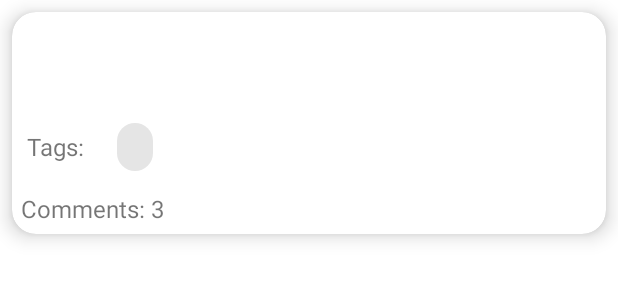
After one commit to devsia93/android-blog-admin, an Android app: the layout item_post.xml on its own in the app's theme, with its tools: preview values and no code run, on a phone screen of 412 x 824 dp. The commit adds this screen. Shown: the top 300 px of the screen. Run offline under Robolectric (Android 15) with nearby library versions, the phone set to English and light mode, and no system bars.

Commit message:
added models, adapter for recycleview with all posts in main activity, integrate retrofit with fakeapi on jsonplaceholder.

```diff
--- a/app/src/main/res/layout/activity_post.xml
+++ b/app/src/main/res/layout/activity_post.xml
@@ -4,7 +4,7 @@
     android:layout_width="wrap_content"
     android:layout_height="wrap_content"
     android:orientation="vertical"
-    tools:context=".ActivityPost">
+    tools:context=".activities.ActivityPost">
 
     <LinearLayout
         android:layout_width="match_parent"
@@ -12,17 +12,14 @@
         android:orientation="vertical">
 
         <include
-            android:id="@+id/layout_post_content_view"
             layout="@layout/layout_post_content_view"
             android:isScrollContainer="true" />
 
         <include
-            android:id="@+id/layout_tags_content_view"
             layout="@layout/layout_tags_content_view"
             android:isScrollContainer="true" />
 
         <include
-            android:id="@+id/layout_tags_content_view"
             layout="@layout/layout_comment"
             android:isScrollContainer="true" />
 
--- /dev/null
+++ b/app/src/main/res/layout/item_post.xml
@@ -0,0 +1,35 @@
+<?xml version="1.0" encoding="utf-8"?>
+<androidx.cardview.widget.CardView
+    xmlns:android="http://schemas.android.com/apk/res/android"
+    android:layout_width="match_parent"
+    android:layout_height="wrap_content"
+    xmlns:app="http://schemas.android.com/apk/res-auto"
+    xmlns:tools="http://schemas.android.com/tools"
+    app:cardElevation="8dp"
+    app:cardCornerRadius="16dp"
+    android:layout_margin="8dp"
+    android:layout_marginStart="8dp"
+    android:layout_marginEnd="8dp"
+    android:id="@+id/post_card.cv_post">
+
+    <LinearLayout
+        android:layout_width="match_parent"
+        android:layout_height="wrap_content"
+        android:orientation="vertical">
+
+        <include layout="@layout/layout_post_content_view"/>
+
+        <include layout="@layout/layout_tags_content_view"/>
+
+        <TextView
+            android:id="@+id/post_card.tv_comments_count"
+            android:layout_width="match_parent"
+            android:layout_height="wrap_content"
+            android:paddingBottom="6dp"
+            android:layout_marginStart="6dp"
+            android:textSize="16sp"
+            tools:text="Comments: 3"/>
+
+    </LinearLayout>
+
+</androidx.cardview.widget.CardView>
--- a/app/src/main/res/layout/layout_tags_content_view.xml
+++ b/app/src/main/res/layout/layout_tags_content_view.xml
@@ -1,9 +1,10 @@
 <?xml version="1.0" encoding="utf-8"?>
 <LinearLayout xmlns:android="http://schemas.android.com/apk/res/android"
     xmlns:app="http://schemas.android.com/apk/res-auto"
+    xmlns:tools="http://schemas.android.com/tools"
+    android:id="@+id/tags_content.main_layout"
     android:layout_width="match_parent"
     android:layout_height="wrap_content"
-    xmlns:tools="http://schemas.android.com/tools"
     android:layout_marginTop="6dp"
     android:layout_marginBottom="6dp"
     android:orientation="horizontal">
--- a/app/src/main/res/values-night/themes.xml
+++ b/app/src/main/res/values-night/themes.xml
@@ -3,7 +3,7 @@
     <style name="Theme.Blog" parent="Theme.MaterialComponents.DayNight.DarkActionBar">
         <!-- Primary brand color. -->
         <item name="colorPrimary">@color/purple_200</item>
-        <item name="colorPrimaryVariant">@color/purple_700</item>
+        <item name="colorPrimaryVariant">@color/black</item>
         <item name="colorOnPrimary">@color/black</item>
         <!-- Secondary brand color. -->
         <item name="colorSecondary">@color/teal_200</item>
```
Also changed, not shown: app/build.gradle (+12 -5 lines), app/src/main/AndroidManifest.xml (+8 -5 lines), app/src/main/java/com/devsia/blog/ActivityPost.kt (deleted, +0 -13 lines), app/src/main/java/com/devsia/blog/MainActivity.kt (deleted, +0 -11 lines), app/src/main/java/com/devsia/blog/activities/ActivityPost.kt (added, +57 -0 lines), app/src/main/java/com/devsia/blog/activities/MainActivity.kt (added, +61 -0 lines), app/src/main/java/com/devsia/blog/adapters/PostListAdapter.kt (added, +62 -0 lines), app/src/main/java/com/devsia/blog/common/Common.kt (added, +10 -0 lines), app/src/main/java/com/devsia/blog/interface/RetrofitServices.kt (added, +10 -0 lines), app/src/main/java/com/devsia/blog/models/Comment.kt (added, +7 -0 lines), app/src/main/java/com/devsia/blog/models/Post.kt (added, +10 -0 lines), app/src/main/java/com/devsia/blog/models/Tag.kt (added, +7 -0 lines), app/src/main/java/com/devsia/blog/retrofit/RetrofitClient.kt (added, +19 -0 lines), app/src/main/res/layout/activity_main.xml (+9 -12 lines), 1 more files.
